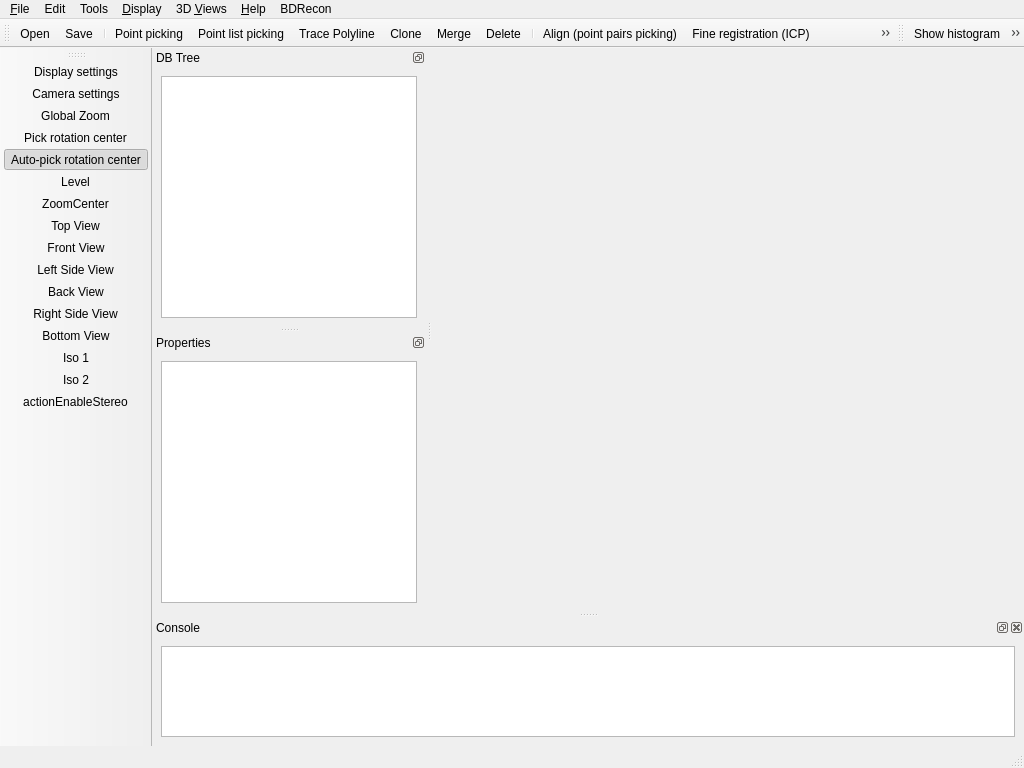
First picture: the form in qCC/ui_templates/mainWindow.ui, repository CloudCompare/CloudCompare, before the edit.
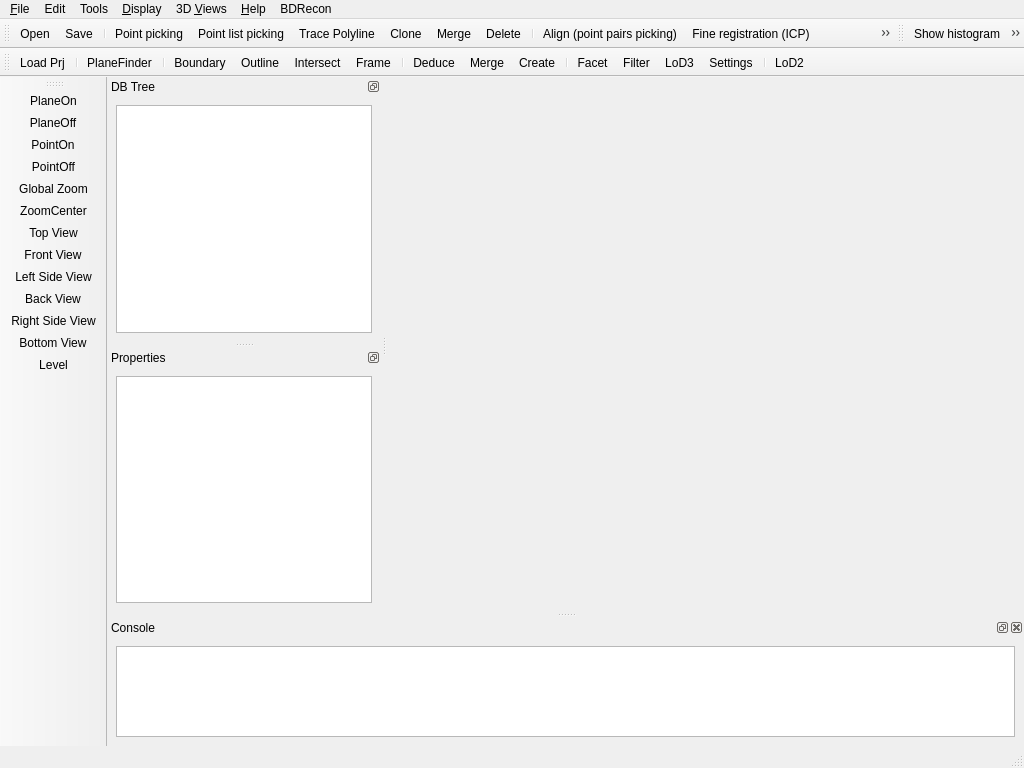
Second picture: the form after the edit. Icons and pictures are not drawn. Custom widgets are drawn as their Qt base class.

The edit to the form file:
```diff
--- a/qCC/ui_templates/mainWindow.ui
+++ b/qCC/ui_templates/mainWindow.ui
@@ -620,36 +620,6 @@
    </widget>
   </widget>
   <widget class="QStatusBar" name="statusBar"/>
-  <widget class="QToolBar" name="toolBarView">
-   <property name="windowTitle">
-    <string>Viewing tools</string>
-   </property>
-   <property name="toolTip">
-    <string>Viewing tools</string>
-   </property>
-   <attribute name="toolBarArea">
-    <enum>LeftToolBarArea</enum>
-   </attribute>
-   <attribute name="toolBarBreak">
-    <bool>false</bool>
-   </attribute>
-   <addaction name="actionDisplayOptions"/>
-   <addaction name="actionEditCamera"/>
-   <addaction name="actionGlobalZoom"/>
-   <addaction name="actionPickRotationCenter"/>
-   <addaction name="actionAutoPickRotationCenter"/>
-   <addaction name="actionLevel"/>
-   <addaction name="actionZoomAndCenter"/>
-   <addaction name="actionSetViewTop"/>
-   <addaction name="actionSetViewFront"/>
-   <addaction name="actionSetViewLeft"/>
-   <addaction name="actionSetViewBack"/>
-   <addaction name="actionSetViewRight"/>
-   <addaction name="actionSetViewBottom"/>
-   <addaction name="actionSetViewIso1"/>
-   <addaction name="actionSetViewIso2"/>
-   <addaction name="actionEnableStereo"/>
-  </widget>
   <widget class="QDockWidget" name="DockableConsole">
    <property name="sizePolicy">
     <sizepolicy hsizetype="Ignored" vsizetype="Maximum">
@@ -829,6 +799,66 @@
     </layout>
    </widget>
   </widget>
+  <widget class="QToolBar" name="toolBarBDRecon">
+   <property name="windowTitle">
+    <string>toolBar</string>
+   </property>
+   <property name="toolButtonStyle">
+    <enum>Qt::ToolButtonTextUnderIcon</enum>
+   </property>
+   <attribute name="toolBarArea">
+    <enum>TopToolBarArea</enum>
+   </attribute>
+   <attribute name="toolBarBreak">
+    <bool>true</bool>
+   </attribute>
+   <addaction name="actionBDProjectLoad"/>
+   <addaction name="separator"/>
+   <addaction name="actionBDPlaneSegmentation"/>
+   <addaction name="separator"/>
+   <addaction name="actionBDPrimBoundary"/>
+   <addaction name="actionBDPrimOutline"/>
+   <addaction name="actionBDPrimIntersections"/>
+   <addaction name="actionBDPrimPlaneFrame"/>
+   <addaction name="separator"/>
+   <addaction name="actionBDPlane_Deduction"/>
+   <addaction name="actionBDPrimMergePlane"/>
+   <addaction name="actionBDPrimMakePlane"/>
+   <addaction name="separator"/>
+   <addaction name="actionBDPolyFitHypothesis"/>
+   <addaction name="actionBDPolyFitFacetFilter"/>
+   <addaction name="actionBDPolyFitSelection"/>
+   <addaction name="actionBDPolyFitSettings"/>
+   <addaction name="separator"/>
+   <addaction name="actionBD3D4EM"/>
+  </widget>
+  <widget class="QToolBar" name="toolBarView">
+   <property name="windowTitle">
+    <string>Viewing tools</string>
+   </property>
+   <property name="toolTip">
+    <string>Viewing tools</string>
+   </property>
+   <attribute name="toolBarArea">
+    <enum>LeftToolBarArea</enum>
+   </attribute>
+   <attribute name="toolBarBreak">
+    <bool>false</bool>
+   </attribute>
+   <addaction name="actionBDDisplayPlaneOn"/>
+   <addaction name="actionBDDisplayPlaneOff"/>
+   <addaction name="actionBDDisplayPointOn"/>
+   <addaction name="actionBDDisplayPointOff"/>
+   <addaction name="actionGlobalZoom"/>
+   <addaction name="actionZoomAndCenter"/>
+   <addaction name="actionSetViewTop"/>
+   <addaction name="actionSetViewFront"/>
+   <addaction name="actionSetViewLeft"/>
+   <addaction name="actionSetViewBack"/>
+   <addaction name="actionSetViewRight"/>
+   <addaction name="actionSetViewBottom"/>
+   <addaction name="actionLevel"/>
+  </widget>
   <action name="actionOpen">
    <property name="icon">
     <iconset resource="../icones.qrc">
@@ -3033,6 +3063,9 @@
    <property name="text">
     <string>Plane Deduction</string>
    </property>
+   <property name="iconText">
+    <string>Deduce</string>
+   </property>
   </action>
   <action name="actionBDPolyFit">
    <property name="text">
@@ -3041,7 +3074,10 @@
   </action>
   <action name="actionBD3D4EM">
    <property name="text">
-    <string>3D4EM</string>
+    <string>LoD2 Generation</string>
+   </property>
+   <property name="iconText">
+    <string>LoD2</string>
    </property>
   </action>
   <action name="actionBDRename_Plane">
@@ -3058,6 +3094,9 @@
    <property name="text">
     <string>Intersections</string>
    </property>
+   <property name="iconText">
+    <string>Intersect</string>
+   </property>
   </action>
   <action name="actionBDPrimAssignSharpLines">
    <property name="text">
@@ -3073,6 +3112,9 @@
    <property name="text">
     <string>Plane Frame</string>
    </property>
+   <property name="iconText">
+    <string>Frame</string>
+   </property>
   </action>
   <action name="actionBDPrimPlaneFromSharp">
    <property name="text">
@@ -3098,11 +3140,17 @@
    <property name="text">
     <string>Load Project</string>
    </property>
+   <property name="iconText">
+    <string>Load Prj</string>
+   </property>
   </action>
   <action name="actionBDPlaneSegmentation">
    <property name="text">
     <string>Plane Segmentation</string>
    </property>
+   <property name="iconText">
+    <string>PlaneFinder</string>
+   </property>
   </action>
   <action name="actionGotoNextZoom">
    <property name="text">
@@ -3116,11 +3164,17 @@
    <property name="text">
     <string>Merge Planes</string>
    </property>
+   <property name="iconText">
+    <string>Merge</string>
+   </property>
   </action>
   <action name="actionBDPolyFitHypothesis">
    <property name="text">
     <string>Generate Hypothesis</string>
    </property>
+   <property name="iconText">
+    <string>Facet</string>
+   </property>
   </action>
   <action name="actionBDPolyFitConfidence">
    <property name="text">
@@ -3131,12 +3185,75 @@
    <property name="text">
     <string>Face Selection</string>
    </property>
+   <property name="iconText">
+    <string>LoD3</string>
+   </property>
   </action>
   <action name="actionBDPolyFitSettings">
    <property name="text">
     <string>Settings</string>
    </property>
   </action>
+  <action name="actionBDPrimMakePlane">
+   <property name="icon">
+    <iconset>
+     <normaloff>../images/stocker/makeplane.png</normaloff>../images/stocker/makeplane.png</iconset>
+   </property>
+   <property name="text">
+    <string>Make Plane</string>
+   </property>
+   <property name="iconText">
+    <string>Create</string>
+   </property>
+  </action>
+  <action name="actionBDDisplayPlaneOn">
+   <property name="icon">
+    <iconset>
+     <normaloff>../images/stocker/planeon.png</normaloff>../images/stocker/planeon.png</iconset>
+   </property>
+   <property name="text">
+    <string>PlaneOn</string>
+   </property>
+  </action>
+  <action name="actionBDDisplayPlaneOff">
+   <property name="icon">
+    <iconset>
+     <normaloff>../images/stocker/planeoff.png</normaloff>../images/stocker/planeoff.png</iconset>
+   </property>
+   <property name="text">
+    <string>PlaneOff</string>
+   </property>
+  </action>
+  <action name="actionBDDisplayPointOn">
+   <property name="icon">
+    <iconset>
+     <normaloff>../images/stocker/pointon.png</normaloff>../images/stocker/pointon.png</iconset>
+   </property>
+   <property name="text">
+    <string>PointOn</string>
+   </property>
+  </action>
+  <action name="actionBDDisplayPointOff">
+   <property name="icon">
+    <iconset>
+     <normaloff>../images/stocker/pointoff.png</normaloff>../images/stocker/pointoff.png</iconset>
+   </property>
+   <property name="text">
+    <string>PointOff</string>
+   </property>
+  </action>
+  <action name="actionBDPolyFitFacetFilter">
+   <property name="icon">
+    <iconset>
+     <normaloff>../images/stocker/filter.png</normaloff>../images/stocker/filter.png</iconset>
+   </property>
+   <property name="text">
+    <string>Facet Filter</string>
+   </property>
+   <property name="iconText">
+    <string>Filter</string>
+   </property>
+  </action>
  </widget>
  <customwidgets>
   <customwidget>
```
Left out of the diff: 65 changed lines with no effect on the pictures.
